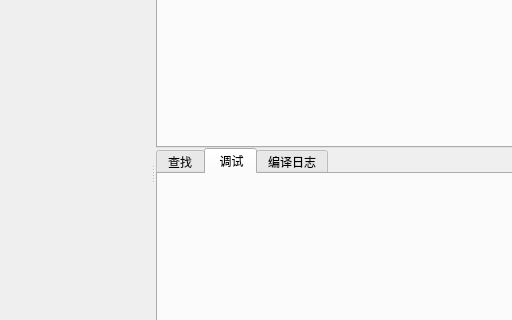
This is BITC/mainwindow.ui in ssh555/CPP-IDE as Qt 5 draws it before an edit; both pictures show x 0 to 512 and y 98 to 418 of the 674 by 505 pixel window. The edited form follows.
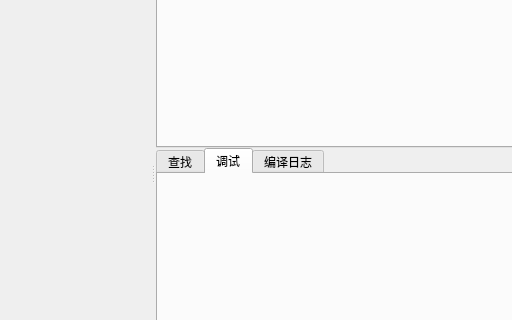
This is the edited form. The open tabs and pages were chosen to show the change. Icons and pictures are not drawn.

```diff
--- a/BITC/mainwindow.ui
+++ b/BITC/mainwindow.ui
@@ -103,7 +103,7 @@
       </widget>
       <widget class="QWidget" name="tab_3">
        <attribute name="title">
-        <string> 调试</string>
+        <string>调试</string>
        </attribute>
       </widget>
       <widget class="QWidget" name="tab_4">
```
Left out of the diff: 3 changed lines with no effect on the pictures.
